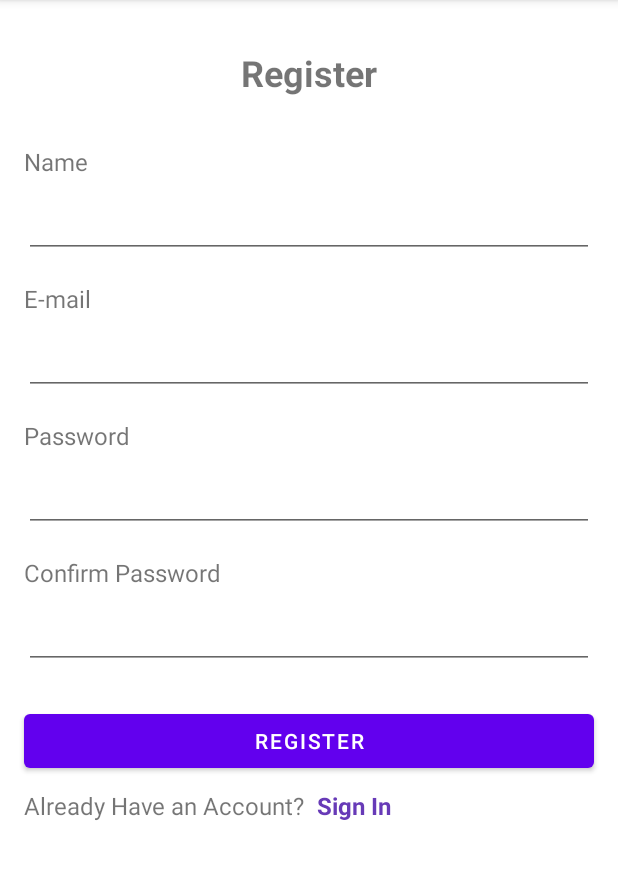
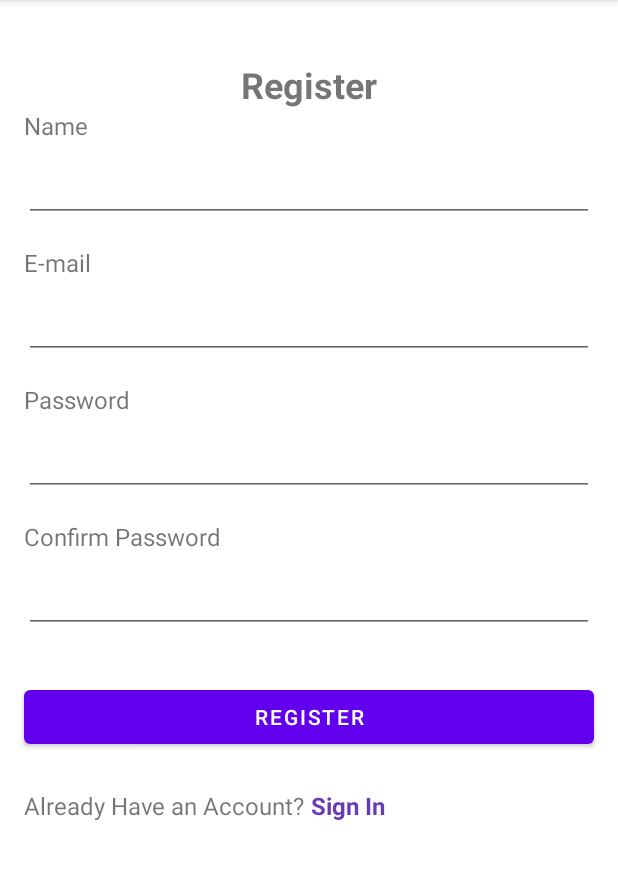
Before and after one commit to Yuziem14/super-trivia, an Android app: the RegisterFragment screen opened through its navigation route, on a phone screen of 412 x 824 dp, the part 84-964 px from its top. Run offline under Robolectric (Android 15) with nearby library versions, the phone set to English and light mode, and no system bars.

Commit message:
refactor register fragment and session nav graph
Co-authored-by: matheuslk <matheus.augustolk@gmail.com>

```diff
--- a/app/src/main/res/layout/fragment_register.xml
+++ b/app/src/main/res/layout/fragment_register.xml
@@ -1,26 +1,55 @@
 <?xml version="1.0" encoding="utf-8"?>
-<androidx.constraintlayout.widget.ConstraintLayout xmlns:android="http://schemas.android.com/apk/res/android"
+<ScrollView xmlns:android="http://schemas.android.com/apk/res/android"
     xmlns:app="http://schemas.android.com/apk/res-auto"
     xmlns:tools="http://schemas.android.com/tools"
     android:layout_width="match_parent"
     android:layout_height="match_parent"
     tools:context=".fragments.RegisterFragment">
 
-    <EditText
-        android:id="@+id/confirmPasswordInput"
+    <androidx.constraintlayout.widget.ConstraintLayout
+        android:layout_width="match_parent"
+        android:layout_height="match_parent"
+        android:paddingBottom="24dp">
+
+        <Button
+            android:id="@+id/registerButton"
             android:layout_width="0dp"
             android:layout_height="wrap_content"
-        android:layout_marginStart="16dp"
-        android:layout_marginLeft="16dp"
-        android:layout_marginTop="8dp"
+            android:layout_marginTop="32dp"
             android:layout_marginEnd="16dp"
             android:layout_marginRight="16dp"
-        android:ems="10"
-        android:inputType="textPassword"
+            android:text="@string/register"
             app:layout_constraintEnd_toEndOf="parent"
-        app:layout_constraintHorizontal_bias="0.0"
-        app:layout_constraintStart_toStartOf="parent"
-        app:layout_constraintTop_toBottomOf="@+id/textView5" />
+            app:layout_constraintStart_toStartOf="@+id/confirmPasswordErrorsText"
+            app:layout_constraintTop_toBottomOf="@+id/confirmPasswordErrorsText" />
+
+        <TextView
+            android:id="@+id/emailErrorsText"
+            android:layout_width="wrap_content"
+            android:layout_height="wrap_content"
+            android:layout_marginTop="4dp"
+            android:textColor="#D11818"
+            android:textSize="14sp"
+            android:textStyle="bold"
+            android:visibility="gone"
+            app:layout_constraintStart_toStartOf="@+id/emailInput"
+            app:layout_constraintTop_toBottomOf="@+id/emailInput"
+            tools:text="Email Errors"
+            tools:visibility="visible" />
+
+        <TextView
+            android:id="@+id/confirmPasswordErrorsText"
+            android:layout_width="wrap_content"
+            android:layout_height="wrap_content"
+            android:layout_marginTop="4dp"
+            android:textColor="#D11818"
+            android:textSize="14sp"
+            android:textStyle="bold"
+            android:visibility="gone"
+            app:layout_constraintStart_toStartOf="@+id/confirmPasswordInput"
+            app:layout_constraintTop_toBottomOf="@+id/confirmPasswordInput"
+            tools:text="Confirm Password Errors"
+            tools:visibility="visible" />
 
         <TextView
             android:id="@+id/textView5"
@@ -34,18 +63,44 @@
             app:layout_constraintStart_toStartOf="parent"
             app:layout_constraintTop_toBottomOf="@+id/passwordErrorsText" />
 
-    <TextView
-        android:id="@+id/textView1"
-        android:layout_width="wrap_content"
+        <EditText
+            android:id="@+id/nameInput"
+            android:layout_width="0dp"
             android:layout_height="wrap_content"
-        android:layout_marginTop="32dp"
-        android:fontFamily="sans-serif"
-        android:text="@string/register"
-        android:textSize="24sp"
-        android:textStyle="bold"
+            android:layout_marginTop="8dp"
+            android:layout_marginEnd="16dp"
+            android:layout_marginRight="16dp"
+            android:ems="10"
+            android:inputType="textPersonName"
             app:layout_constraintEnd_toEndOf="parent"
-        app:layout_constraintStart_toStartOf="parent"
-        app:layout_constraintTop_toTopOf="parent" />
+            app:layout_constraintStart_toStartOf="@+id/textView4"
+            app:layout_constraintTop_toBottomOf="@+id/textView4" />
+
+        <EditText
+            android:id="@+id/confirmPasswordInput"
+            android:layout_width="0dp"
+            android:layout_height="wrap_content"
+            android:layout_marginTop="8dp"
+            android:layout_marginEnd="16dp"
+            android:layout_marginRight="16dp"
+            android:ems="10"
+            android:inputType="textPassword"
+            app:layout_constraintEnd_toEndOf="parent"
+            app:layout_constraintStart_toStartOf="@+id/textView5"
+            app:layout_constraintTop_toBottomOf="@+id/textView5" />
+
+        <EditText
+            android:id="@+id/emailInput"
+            android:layout_width="0dp"
+            android:layout_height="wrap_content"
+            android:layout_marginTop="8dp"
+            android:layout_marginEnd="16dp"
+            android:layout_marginRight="16dp"
+            android:ems="10"
+            android:inputType="textEmailAddress"
+            app:layout_constraintEnd_toEndOf="parent"
+            app:layout_constraintStart_toStartOf="@+id/textView2"
+            app:layout_constraintTop_toBottomOf="@+id/textView2" />
 
         <TextView
             android:id="@+id/textView2"
@@ -59,33 +114,69 @@
             app:layout_constraintStart_toStartOf="parent"
             app:layout_constraintTop_toBottomOf="@+id/nameErrorsText" />
 
+        <EditText
+            android:id="@+id/passwordInput"
+            android:layout_width="0dp"
+            android:layout_height="wrap_content"
+            android:layout_marginTop="8dp"
+            android:layout_marginEnd="16dp"
+            android:layout_marginRight="16dp"
+            android:ems="10"
+            android:inputType="textPassword"
+            app:layout_constraintEnd_toEndOf="parent"
+            app:layout_constraintStart_toStartOf="@+id/textView3"
+            app:layout_constraintTop_toBottomOf="@+id/textView3" />
+
         <TextView
             android:id="@+id/textView4"
             android:layout_width="wrap_content"
             android:layout_height="wrap_content"
             android:layout_marginStart="16dp"
             android:layout_marginLeft="16dp"
-        android:layout_marginTop="32dp"
             android:text="@string/name"
             android:textSize="16sp"
             app:layout_constraintStart_toStartOf="parent"
             app:layout_constraintTop_toBottomOf="@+id/textView1" />
 
-    <EditText
-        android:id="@+id/emailInput"
-        android:layout_width="0dp"
+        <TextView
+            android:id="@+id/passwordErrorsText"
+            android:layout_width="wrap_content"
             android:layout_height="wrap_content"
-        android:layout_marginStart="16dp"
-        android:layout_marginLeft="16dp"
-        android:layout_marginTop="8dp"
-        android:layout_marginEnd="16dp"
-        android:layout_marginRight="16dp"
-        android:ems="10"
-        android:inputType="textEmailAddress"
+            android:layout_marginTop="4dp"
+            android:textColor="#D11818"
+            android:textSize="14sp"
+            android:textStyle="bold"
+            android:visibility="gone"
+            app:layout_constraintStart_toStartOf="@+id/passwordInput"
+            app:layout_constraintTop_toBottomOf="@+id/passwordInput"
+            tools:text="Password Errors"
+            tools:visibility="visible" />
+
+        <TextView
+            android:id="@+id/authLink"
+            android:layout_width="wrap_content"
+            android:layout_height="wrap_content"
+            android:layout_marginStart="4dp"
+            android:layout_marginLeft="4dp"
+            android:text="@string/sign_in"
+            android:textColor="#673AB7"
+            android:textSize="16sp"
+            android:textStyle="bold"
+            app:layout_constraintStart_toEndOf="@+id/textView6"
+            app:layout_constraintTop_toTopOf="@+id/textView6" />
+
+        <TextView
+            android:id="@+id/textView1"
+            android:layout_width="wrap_content"
+            android:layout_height="wrap_content"
+            android:layout_marginTop="40dp"
+            android:fontFamily="sans-serif"
+            android:text="@string/register"
+            android:textSize="24sp"
+            android:textStyle="bold"
             app:layout_constraintEnd_toEndOf="parent"
-        app:layout_constraintHorizontal_bias="0.0"
             app:layout_constraintStart_toStartOf="parent"
-        app:layout_constraintTop_toBottomOf="@+id/textView2" />
+            app:layout_constraintTop_toTopOf="parent" />
 
         <TextView
             android:id="@+id/textView3"
@@ -98,76 +189,6 @@
             android:textSize="16sp"
             app:layout_constraintStart_toStartOf="parent"
             app:layout_constraintTop_toBottomOf="@+id/emailErrorsText" />
-
-    <EditText
-        android:id="@+id/passwordInput"
-        android:layout_width="0dp"
-        android:layout_height="wrap_content"
-        android:layout_marginStart="16dp"
-        android:layout_marginLeft="16dp"
-        android:layout_marginTop="8dp"
-        android:layout_marginEnd="16dp"
-        android:layout_marginRight="16dp"
-        android:ems="10"
-        android:inputType="textPassword"
-        app:layout_constraintEnd_toEndOf="parent"
-        app:layout_constraintStart_toStartOf="parent"
-        app:layout_constraintTop_toBottomOf="@+id/textView3" />
-
-    <Button
-        android:id="@+id/registerButton"
-        android:layout_width="0dp"
-        android:layout_height="wrap_content"
-        android:layout_marginStart="16dp"
-        android:layout_marginLeft="16dp"
-        android:layout_marginTop="24dp"
-        android:layout_marginEnd="16dp"
-        android:layout_marginRight="16dp"
-        android:text="@string/register"
-        app:layout_constraintEnd_toEndOf="parent"
-        app:layout_constraintHorizontal_bias="0.0"
-        app:layout_constraintStart_toStartOf="parent"
-        app:layout_constraintTop_toBottomOf="@+id/confirmPasswordErrorsText" />
-
-    <TextView
-        android:id="@+id/textView6"
-        android:layout_width="0dp"
-        android:layout_height="wrap_content"
-        android:layout_marginStart="16dp"
-        android:layout_marginLeft="16dp"
-        android:layout_marginTop="8dp"
-        android:text="@string/already_have_an_account"
-        android:textSize="16sp"
-        app:layout_constraintStart_toStartOf="parent"
-        app:layout_constraintTop_toBottomOf="@+id/registerButton" />
-
-    <TextView
-        android:id="@+id/authLink"
-        android:layout_width="wrap_content"
-        android:layout_height="wrap_content"
-        android:layout_marginStart="8dp"
-        android:layout_marginLeft="8dp"
-        android:text="@string/sign_in"
-        android:textColor="#673AB7"
-        android:textSize="16sp"
-        android:textStyle="bold"
-        app:layout_constraintStart_toEndOf="@+id/textView6"
-        app:layout_constraintTop_toTopOf="@+id/textView6" />
-
-    <EditText
-        android:id="@+id/nameInput"
-        android:layout_width="0dp"
-        android:layout_height="wrap_content"
-        android:layout_marginStart="16dp"
-        android:layout_marginLeft="16dp"
-        android:layout_marginTop="8dp"
-        android:layout_marginEnd="16dp"
-        android:layout_marginRight="16dp"
-        android:ems="10"
-        android:inputType="textPersonName"
-        app:layout_constraintEnd_toEndOf="parent"
-        app:layout_constraintStart_toStartOf="parent"
-        app:layout_constraintTop_toBottomOf="@+id/textView4" />
 
         <TextView
             android:id="@+id/nameErrorsText"
@@ -184,45 +205,14 @@
             tools:visibility="visible" />
 
         <TextView
-        android:id="@+id/emailErrorsText"
-        android:layout_width="wrap_content"
+            android:id="@+id/textView6"
+            android:layout_width="0dp"
             android:layout_height="wrap_content"
-        android:layout_marginTop="4dp"
-        android:textColor="#D11818"
-        android:textSize="14sp"
-        android:textStyle="bold"
-        android:visibility="gone"
-        app:layout_constraintStart_toStartOf="@+id/emailInput"
-        app:layout_constraintTop_toBottomOf="@+id/emailInput"
-        tools:text="Email Errors"
-        tools:visibility="visible" />
+            android:layout_marginTop="24dp"
+            android:text="@string/already_have_an_account"
+            android:textSize="16sp"
+            app:layout_constraintStart_toStartOf="@+id/registerButton"
+            app:layout_constraintTop_toBottomOf="@+id/registerButton" />
+    </androidx.constraintlayout.widget.ConstraintLayout>
 
-    <TextView
-        android:id="@+id/passwordErrorsText"
-        android:layout_width="wrap_content"
-        android:layout_height="wrap_content"
-        android:layout_marginTop="4dp"
-        android:textColor="#D11818"
-        android:textSize="14sp"
-        android:textStyle="bold"
-        android:visibility="gone"
-        app:layout_constraintStart_toStartOf="@+id/passwordInput"
-        app:layout_constraintTop_toBottomOf="@+id/passwordInput"
-        tools:text="Password Errors"
-        tools:visibility="visible" />
-
-    <TextView
-        android:id="@+id/confirmPasswordErrorsText"
-        android:layout_width="wrap_content"
-        android:layout_height="wrap_content"
-        android:layout_marginTop="4dp"
-        android:textColor="#D11818"
-        android:textSize="14sp"
-        android:textStyle="bold"
-        android:visibility="gone"
-        app:layout_constraintStart_toStartOf="@+id/confirmPasswordInput"
-        app:layout_constraintTop_toBottomOf="@+id/confirmPasswordInput"
-        tools:text="Confirm Password Errors"
-        tools:visibility="visible" />
-
-</androidx.constraintlayout.widget.ConstraintLayout>
+</ScrollView>
--- a/app/src/main/res/navigation/session_nav_graph.xml
+++ b/app/src/main/res/navigation/session_nav_graph.xml
@@ -12,7 +12,12 @@
         tools:layout="@layout/fragment_auth" >
         <action
             android:id="@+id/authToRegister"
-            app:destination="@id/registerFragment" />
+            app:destination="@id/registerFragment"
+            app:enterAnim="@android:anim/fade_in"
+            app:exitAnim="@android:anim/fade_out"
+            app:popEnterAnim="@android:anim/fade_in"
+            app:popExitAnim="@android:anim/fade_out"
+            app:popUpToInclusive="true" />
     </fragment>
     <fragment
         android:id="@+id/registerFragment"
@@ -21,6 +26,11 @@
         tools:layout="@layout/fragment_register" >
         <action
             android:id="@+id/registerToAuth"
-            app:destination="@id/authFragment" />
+            app:destination="@id/authFragment"
+            app:enterAnim="@android:anim/fade_in"
+            app:exitAnim="@android:anim/fade_out"
+            app:popEnterAnim="@android:anim/fade_in"
+            app:popExitAnim="@android:anim/fade_out"
+            app:popUpToInclusive="true" />
     </fragment>
 </navigation>
```
Lines whose indentation alone changed are shown as unchanged.
